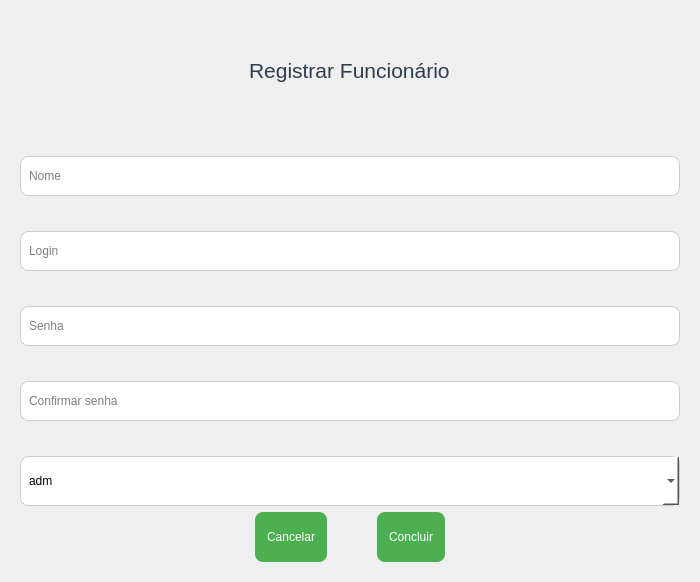
Above: App/view/ui/registerEmployee.ui from Senac-SOR-ADS/Gerenciamento-Escolar before the change. Below: the same form after it.
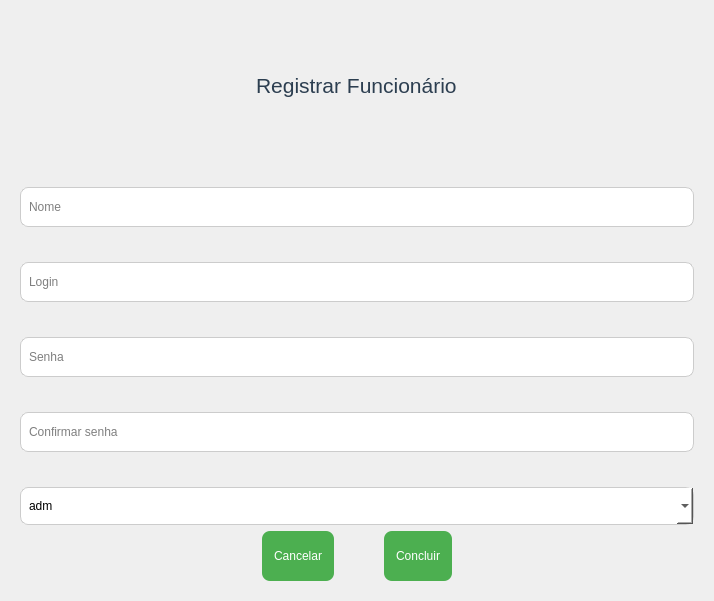
That is the form after the change. Icons and pictures are not drawn.

The edit to the form file:
```diff
--- a/App/view/ui/registerEmployee.ui
+++ b/App/view/ui/registerEmployee.ui
@@ -6,10 +6,16 @@
    <rect>
     <x>0</x>
     <y>0</y>
-    <width>700</width>
-    <height>582</height>
+    <width>714</width>
+    <height>601</height>
    </rect>
   </property>
+  <property name="minimumSize">
+   <size>
+    <width>0</width>
+    <height>0</height>
+   </size>
+  </property>
   <property name="windowTitle">
    <string>Cadastrar Funcionário</string>
   </property>
@@ -144,20 +150,20 @@
           <property name="minimumSize">
            <size>
             <width>0</width>
-            <height>40</height>
+            <height>38</height>
            </size>
           </property>
           <property name="maximumSize">
            <size>
             <width>16777215</width>
-            <height>50</height>
+            <height>16777215</height>
            </size>
           </property>
           <property name="editable">
            <bool>true</bool>
           </property>
           <property name="currentText">
-           <string>ADM</string>
+           <string>adm</string>
           </property>
           <item>
            <property name="text">
```
